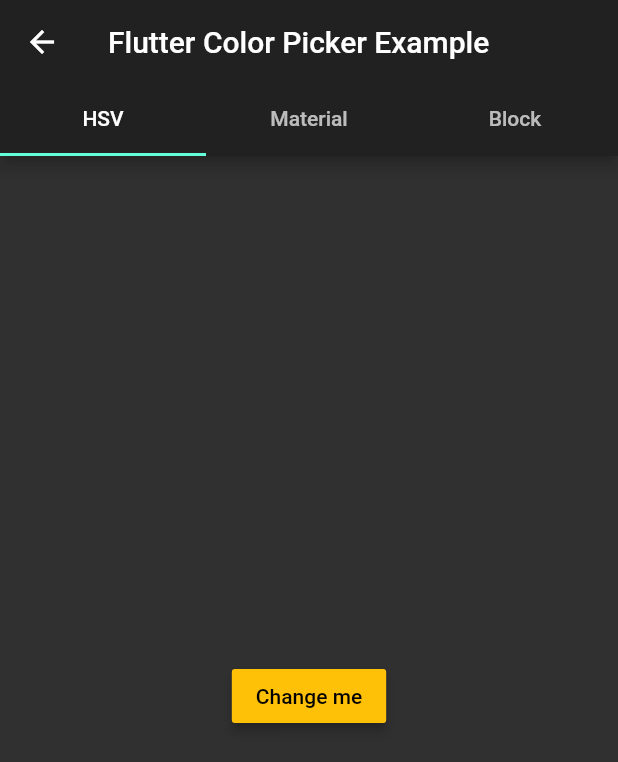
After one commit to jeremymeadows/Calculator, a Flutter app: the Colo screen opened directly, on a phone screen of 412 x 824 dp. The commit adds this screen. Shown: the top 762 px of the screen. Run offline on Flutter 3.47's test engine with Material 2 defaults, Android fonts, the phone set to English and light mode, and no system bars; our stand-ins replace flutter_colorpicker.

Commit message:
save history and some color/theme work

```diff
--- a/lib/main.dart
+++ b/lib/main.dart
@@ -1,4 +1,6 @@
+import 'package:calculator/home_page.dart';
 import 'package:flutter/material.dart';
+import 'test.dart';
 import "home_page.dart";
 
 void main() => runApp(MyApp());
--- /dev/null
+++ b/lib/test.dart
@@ -0,0 +1,132 @@
+import 'package:flutter/material.dart';
+
+import 'package:flutter_colorpicker/flutter_colorpicker.dart';
+import 'package:flutter_colorpicker/material_picker.dart';
+import 'package:flutter_colorpicker/block_picker.dart';
+import 'package:flutter_colorpicker/utils.dart';
+
+class Colo extends StatefulWidget {
+  @override
+  State<StatefulWidget> createState() => _MyAppState();
+}
+
+class _MyAppState extends State<Colo> {
+  Color currentColor = Colors.amber;
+
+  void changeColor(Color color) => setState(() => currentColor = color);
+
+  @override
+  Widget build(BuildContext context) {
+    return DefaultTabController(
+      length: 3,
+      child: Scaffold(
+        appBar: AppBar(
+          title: Text('Flutter Color Picker Example'),
+          bottom: TabBar(
+            tabs: <Widget>[
+              const Tab(text: 'HSV'),
+              const Tab(text: 'Material'),
+              const Tab(text: 'Block'),
+            ],
+          ),
+        ),
+        body: TabBarView(
+          physics: const NeverScrollableScrollPhysics(),
+          children: <Widget>[
+            Center(
+              child: RaisedButton(
+                elevation: 3.0,
+                onPressed: () {
+                  showDialog(
+                    context: context,
+                    builder: (BuildContext context) {
+                      return AlertDialog(
+                        titlePadding: const EdgeInsets.all(0.0),
+                        contentPadding: const EdgeInsets.all(0.0),
+                        content: SingleChildScrollView(
+                          child: ColorPicker(
+                            pickerColor: currentColor,
+                            onColorChanged: changeColor,
+                            colorPickerWidth: 300.0,
+                            pickerAreaHeightPercent: 0.7,
+                            enableAlpha: true,
+                            displayThumbColor: true,
+                            enableLabel: true,
+                            paletteType: PaletteType.hsv,
+                            // pickerAreaBorderRadius: const BorderRadius.only(
+                            //   topLeft: const Radius.circular(2.0),
+                            //   topRight: const Radius.circular(2.0),
+                            // ),
+                          ),
+                        ),
+                      );
+                    },
+                  );
+                },
+                child: const Text('Change me'),
+                color: currentColor,
+                textColor: useWhiteForeground(currentColor)
+                    ? const Color(0xffffffff)
+                    : const Color(0xff000000),
+              ),
+            ),
+            Center(
+              child: RaisedButton(
+                elevation: 3.0,
+                onPressed: () {
+                  showDialog(
+                    context: context,
+                    builder: (BuildContext context) {
+                      return AlertDialog(
+                        titlePadding: const EdgeInsets.all(0.0),
+                        contentPadding: const EdgeInsets.all(0.0),
+                        content: SingleChildScrollView(
+                          child: MaterialPicker(
+                            pickerColor: currentColor,
+                            onColorChanged: changeColor,
+                            enableLabel: true,
+                          ),
+                        ),
+                      );
+                    },
+                  );
+                },
+                child: const Text('Change me'),
+                color: currentColor,
+                textColor: useWhiteForeground(currentColor)
+                    ? const Color(0xffffffff)
+                    : const Color(0xff000000),
+              ),
+            ),
+            Center(
+              child: RaisedButton(
+                elevation: 3.0,
+                onPressed: () {
+                  showDialog(
+                    context: context,
+                    builder: (BuildContext context) {
+                      return AlertDialog(
+                        title: Text('Select a color'),
+                        content: SingleChildScrollView(
+                          child: BlockPicker(
+                            pickerColor: currentColor,
+                            onColorChanged: changeColor,
+                          ),
+                        ),
+                      );
+                    },
+                  );
+                },
+                child: const Text('Change me'),
+                color: currentColor,
+                textColor: useWhiteForeground(currentColor)
+                    ? const Color(0xffffffff)
+                    : const Color(0xff000000),
+              ),
+            ),
+          ],
+        ),
+      ),
+    );
+  }
+}
--- a/pubspec.yaml
+++ b/pubspec.yaml
@@ -17,6 +17,7 @@ environment:
   sdk: ">=2.1.0 <3.0.0"
 
 dependencies:
+  flutter_colorpicker: any
   flutter:
     sdk: flutter
 
```
Also changed, not shown: lib/home_page.dart (+83 -21 lines), lib/theme.dart (+9 -4 lines), pubspec.lock.
